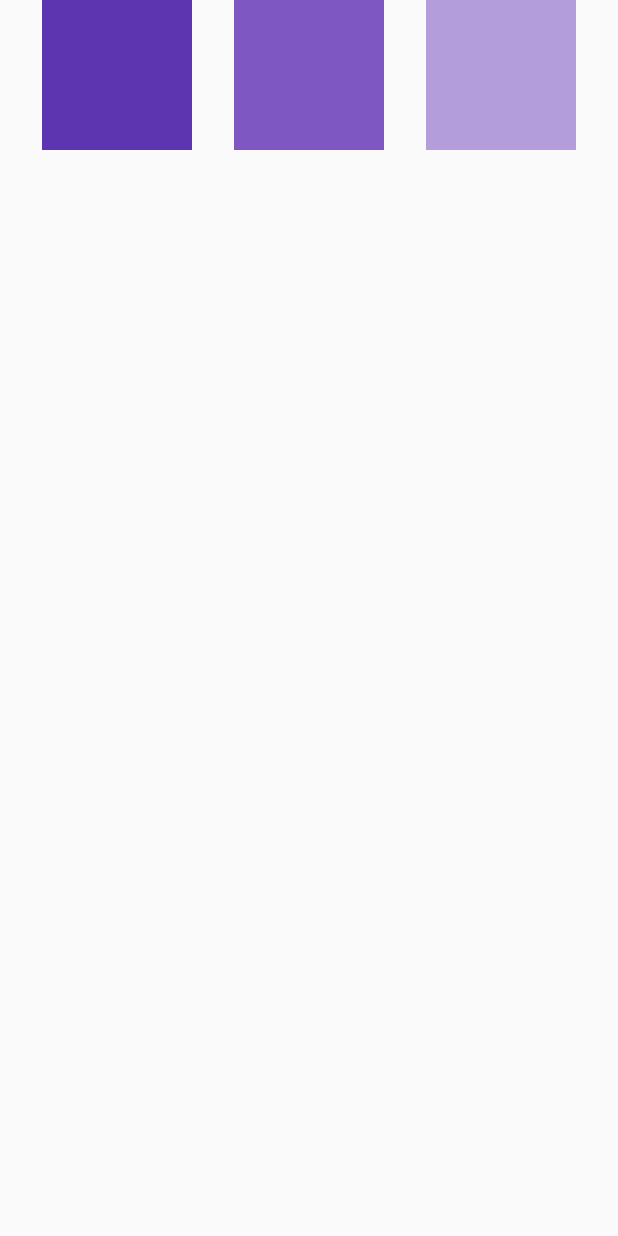
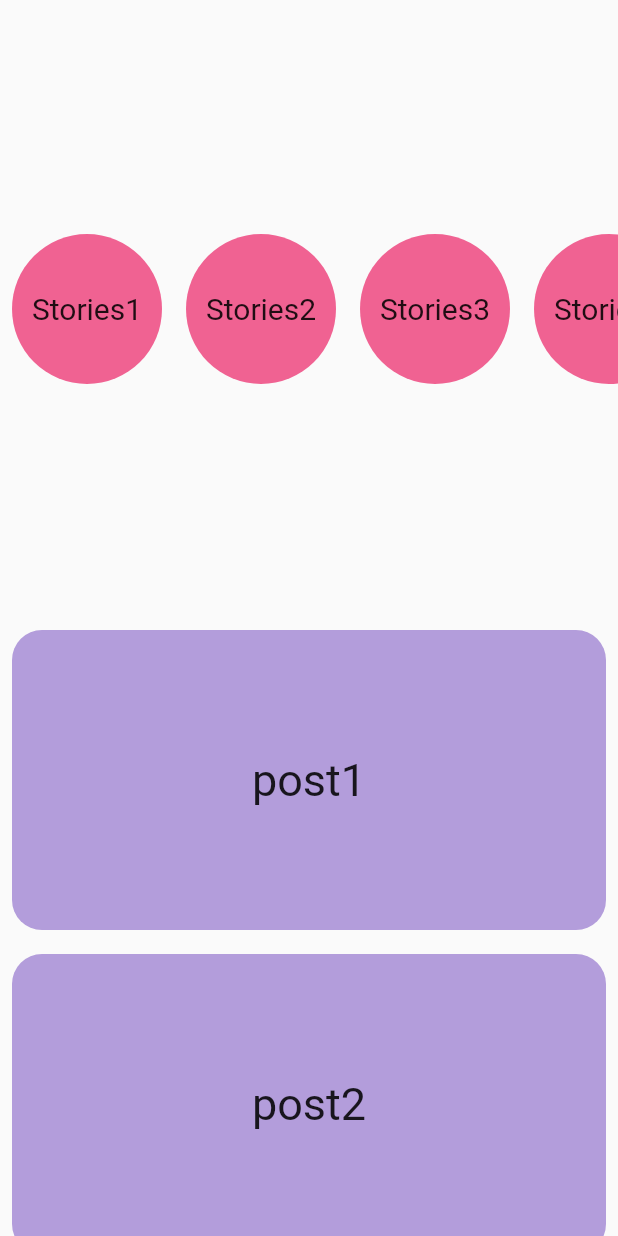
Before and after one commit to DivyanshVish/Flutter_Basic_Widget_Revisions, a Flutter app: the screen it shows after launch, on a phone screen of 412 x 824 dp. Run offline on Flutter 3.47's test engine with Material 2 defaults, Android fonts, the phone set to English and light mode, and no system bars.

Commit message:
Initial commit

```diff
--- /dev/null
+++ b/lib/circles.dart
@@ -0,0 +1,28 @@
+import 'package:flutter/material.dart';
+
+class MyCircles extends StatelessWidget {
+  const MyCircles({super.key, required this.child});
+
+  final String child;
+
+  @override
+  Widget build(BuildContext context) {
+    return Padding(
+      padding: const EdgeInsets.all(8.0),
+      child: Container(
+        height: 100,
+        width: 100,
+        decoration: BoxDecoration(
+          shape: BoxShape.circle,
+          color: Colors.pink[300],
+        ),
+        child: Center(
+          child: Text(
+            child,
+            style: const TextStyle(fontSize: 20),
+          ),
+        ),
+      ),
+    );
+  }
+}
--- /dev/null
+++ b/lib/day_4_listview_builder.dart
@@ -0,0 +1,55 @@
+import 'package:flutter/material.dart';
+import 'package:thirty_days_challeng/circles.dart';
+import 'package:thirty_days_challeng/square.dart';
+
+class Day_ListView_Builder extends StatelessWidget {
+  Day_ListView_Builder({super.key});
+
+  final List _post = [
+    'post1',
+    'post2',
+    'post3',
+    'post4',
+  ];
+  final List _stories = [
+    'Stories1',
+    'Stories2',
+    'Stories3',
+    'Stories4',
+    'Stories5',
+  ];
+
+  /* --------------- ListView.Builder basically just create list for the Multiple same widgets -------------- */
+
+  @override
+  Widget build(BuildContext context) {
+    return Scaffold(
+      /* ----------------------- Listview is the scrollable ----------------------- */
+
+      body: Column(
+        children: [
+          Expanded(
+            child: ListView.builder(
+              itemBuilder: (context, index) {
+                return MyCircles(
+                  child: _stories[index],
+                );
+              },
+              itemCount: _stories.length,
+              scrollDirection: Axis.horizontal,
+            ),
+          ),
+          Expanded(
+            child: ListView.builder(
+                itemCount: _post.length,
+                itemBuilder: (context, index) {
+                  return SquareWidget(
+                    child: _post[index],
+                  );
+                }),
+          ),
+        ],
+      ),
+    );
+  }
+}
--- a/lib/main.dart
+++ b/lib/main.dart
@@ -1,5 +1,6 @@
 import 'package:flutter/material.dart';
-import 'package:thirty_days_challeng/day_3_column_and_row.dart';
+
+import 'package:thirty_days_challeng/day_4_listview_builder.dart';
 
 void main() {
   runApp(const MyApp());
@@ -11,9 +12,9 @@ class MyApp extends StatelessWidget {
   // This widget is the root of your application.
   @override
   Widget build(BuildContext context) {
-    return const MaterialApp(
+    return MaterialApp(
       debugShowCheckedModeBanner: false,
-      home: Day_Column_Row(),
+      home: Day_ListView_Builder(),
     );
   }
 }
--- /dev/null
+++ b/lib/square.dart
@@ -0,0 +1,27 @@
+import 'package:flutter/material.dart';
+
+class SquareWidget extends StatelessWidget {
+  const SquareWidget({super.key, required this.child});
+
+  final String child;
+
+  @override
+  Widget build(BuildContext context) {
+    return Padding(
+      padding: const EdgeInsets.all(8.0),
+      child: Container(
+        height: 200,
+        decoration: BoxDecoration(
+          borderRadius: BorderRadius.circular(20),
+          color: Colors.deepPurple[200],
+        ),
+        child: Center(
+          child: Text(
+            child,
+            style: const TextStyle(fontSize: 30),
+          ),
+        ),
+      ),
+    );
+  }
+}
```
